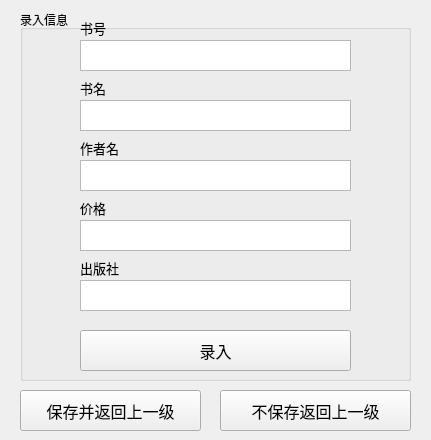
Before: the Qt Designer form Sources/Forms/createbooklist.ui in gaogao-qwq/Book_Manage_System_QT, drawn with Qt 5.
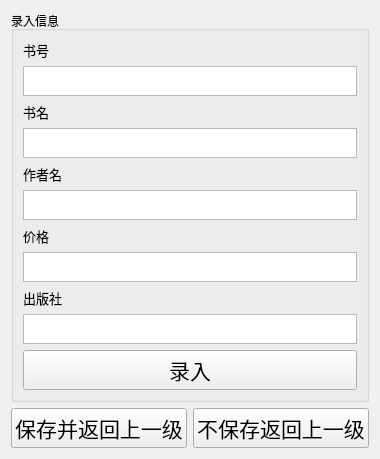
After: the same form once the commit is applied. Icons and pictures are not drawn.

What changed in the file:
```diff
--- a/Sources/Forms/createbooklist.ui
+++ b/Sources/Forms/createbooklist.ui
@@ -6,8 +6,8 @@
    <rect>
     <x>0</x>
     <y>0</y>
-    <width>431</width>
-    <height>440</height>
+    <width>378</width>
+    <height>426</height>
    </rect>
   </property>
   <property name="windowTitle">
@@ -17,15 +17,9 @@
    <iconset>
     <normaloff>D:/pictures/avator.png</normaloff>D:/pictures/avator.png</iconset>
   </property>
+  <layout class="QGridLayout" name="gridLayout">
+   <item row="0" column="0">
   <widget class="QGroupBox" name="groupBox">
-   <property name="geometry">
-    <rect>
-     <x>20</x>
-     <y>10</y>
-     <width>391</width>
-     <height>371</height>
-    </rect>
-   </property>
    <property name="toolTip">
     <string/>
    </property>
@@ -35,15 +29,9 @@
    <property name="title">
     <string>录入信息</string>
    </property>
+     <layout class="QVBoxLayout" name="verticalLayout">
+      <item>
    <widget class="QLabel" name="ISBNLabel">
-    <property name="geometry">
-     <rect>
-      <x>60</x>
-      <y>10</y>
-      <width>53</width>
-      <height>16</height>
-     </rect>
-    </property>
     <property name="font">
      <font>
       <pointsize>10</pointsize>
@@ -53,15 +41,31 @@
      <string>书号</string>
     </property>
    </widget>
+      </item>
+      <item>
+       <widget class="QPlainTextEdit" name="ISBNTextEdit">
+        <property name="sizePolicy">
+         <sizepolicy hsizetype="Expanding" vsizetype="Fixed">
+          <horstretch>0</horstretch>
+          <verstretch>0</verstretch>
+         </sizepolicy>
+        </property>
+        <property name="minimumSize">
+         <size>
+          <width>0</width>
+          <height>30</height>
+         </size>
+        </property>
+        <property name="baseSize">
+         <size>
+          <width>0</width>
+          <height>0</height>
+         </size>
+        </property>
+       </widget>
+      </item>
+      <item>
    <widget class="QLabel" name="bookLabel">
-    <property name="geometry">
-     <rect>
-      <x>60</x>
-      <y>70</y>
-      <width>53</width>
-      <height>16</height>
-     </rect>
-    </property>
     <property name="font">
      <font>
       <pointsize>10</pointsize>
@@ -71,15 +75,31 @@
      <string>书名</string>
     </property>
    </widget>
+      </item>
+      <item>
+       <widget class="QPlainTextEdit" name="bookTextEdit">
+        <property name="sizePolicy">
+         <sizepolicy hsizetype="Expanding" vsizetype="Minimum">
+          <horstretch>0</horstretch>
+          <verstretch>0</verstretch>
+         </sizepolicy>
+        </property>
+        <property name="minimumSize">
+         <size>
+          <width>0</width>
+          <height>30</height>
+         </size>
+        </property>
+        <property name="baseSize">
+         <size>
+          <width>0</width>
+          <height>0</height>
+         </size>
+        </property>
+       </widget>
+      </item>
+      <item>
    <widget class="QLabel" name="authorLabel">
-    <property name="geometry">
-     <rect>
-      <x>60</x>
-      <y>130</y>
-      <width>53</width>
-      <height>16</height>
-     </rect>
-    </property>
     <property name="font">
      <font>
       <pointsize>10</pointsize>
@@ -89,15 +109,31 @@
      <string>作者名</string>
     </property>
    </widget>
+      </item>
+      <item>
+       <widget class="QPlainTextEdit" name="authorTextEdit">
+        <property name="sizePolicy">
+         <sizepolicy hsizetype="Expanding" vsizetype="Minimum">
+          <horstretch>0</horstretch>
+          <verstretch>0</verstretch>
+         </sizepolicy>
+        </property>
+        <property name="minimumSize">
+         <size>
+          <width>0</width>
+          <height>30</height>
+         </size>
+        </property>
+        <property name="baseSize">
+         <size>
+          <width>0</width>
+          <height>0</height>
+         </size>
+        </property>
+       </widget>
+      </item>
+      <item>
    <widget class="QLabel" name="priceLabel">
-    <property name="geometry">
-     <rect>
-      <x>60</x>
-      <y>190</y>
-      <width>53</width>
-      <height>16</height>
-     </rect>
-    </property>
     <property name="font">
      <font>
       <pointsize>10</pointsize>
@@ -107,15 +143,31 @@
      <string>价格</string>
     </property>
    </widget>
+      </item>
+      <item>
+       <widget class="QPlainTextEdit" name="priceTextEdit">
+        <property name="sizePolicy">
+         <sizepolicy hsizetype="Expanding" vsizetype="Minimum">
+          <horstretch>0</horstretch>
+          <verstretch>0</verstretch>
+         </sizepolicy>
+        </property>
+        <property name="minimumSize">
+         <size>
+          <width>0</width>
+          <height>30</height>
+         </size>
+        </property>
+        <property name="baseSize">
+         <size>
+          <width>0</width>
+          <height>0</height>
+         </size>
+        </property>
+       </widget>
+      </item>
+      <item>
    <widget class="QLabel" name="pressLabel">
-    <property name="geometry">
-     <rect>
-      <x>60</x>
-      <y>250</y>
-      <width>53</width>
-      <height>16</height>
-     </rect>
-    </property>
     <property name="font">
      <font>
       <pointsize>10</pointsize>
@@ -125,74 +177,42 @@
      <string>出版社</string>
     </property>
    </widget>
+      </item>
+      <item>
+       <widget class="QPlainTextEdit" name="pressTextEdit">
+        <property name="sizePolicy">
+         <sizepolicy hsizetype="Expanding" vsizetype="Minimum">
+          <horstretch>0</horstretch>
+          <verstretch>0</verstretch>
+         </sizepolicy>
+        </property>
+        <property name="minimumSize">
+         <size>
+          <width>0</width>
+          <height>30</height>
+         </size>
+        </property>
+        <property name="baseSize">
+         <size>
+          <width>0</width>
+          <height>0</height>
+         </size>
+        </property>
+       </widget>
+      </item>
+      <item>
    <widget class="QPushButton" name="inputButton">
-    <property name="geometry">
-     <rect>
-      <x>60</x>
-      <y>320</y>
-      <width>271</width>
-      <height>41</height>
-     </rect>
-    </property>
     <property name="font">
      <font>
-      <pointsize>12</pointsize>
+          <pointsize>16</pointsize>
      </font>
     </property>
     <property name="text">
      <string>录入</string>
     </property>
    </widget>
-   <widget class="QPlainTextEdit" name="ISBNTextEdit">
-    <property name="geometry">
-     <rect>
-      <x>60</x>
-      <y>30</y>
-      <width>271</width>
-      <height>31</height>
-     </rect>
-    </property>
-   </widget>
-   <widget class="QPlainTextEdit" name="bookTextEdit">
-    <property name="geometry">
-     <rect>
-      <x>60</x>
-      <y>90</y>
-      <width>271</width>
-      <height>31</height>
-     </rect>
-    </property>
-   </widget>
-   <widget class="QPlainTextEdit" name="authorTextEdit">
-    <property name="geometry">
-     <rect>
-      <x>60</x>
-      <y>150</y>
-      <width>271</width>
-      <height>31</height>
-     </rect>
-    </property>
-   </widget>
-   <widget class="QPlainTextEdit" name="priceTextEdit">
-    <property name="geometry">
-     <rect>
-      <x>60</x>
-      <y>210</y>
-      <width>271</width>
-      <height>31</height>
-     </rect>
-    </property>
-   </widget>
-   <widget class="QPlainTextEdit" name="pressTextEdit">
-    <property name="geometry">
-     <rect>
-      <x>60</x>
-      <y>270</y>
-      <width>271</width>
-      <height>31</height>
-     </rect>
-    </property>
-   </widget>
+      </item>
+     </layout>
    <zorder>bookLabel</zorder>
    <zorder>authorLabel</zorder>
    <zorder>priceLabel</zorder>
@@ -205,42 +225,36 @@
    <zorder>pressTextEdit</zorder>
    <zorder>ISBNLabel</zorder>
   </widget>
-  <widget class="QPushButton" name="backButton">
-   <property name="geometry">
-    <rect>
-     <x>220</x>
-     <y>390</y>
-     <width>191</width>
-     <height>41</height>
-    </rect>
-   </property>
-   <property name="font">
-    <font>
-     <pointsize>12</pointsize>
-    </font>
-   </property>
-   <property name="text">
-    <string>不保存返回上一级</string>
-   </property>
-  </widget>
+   </item>
+   <item row="1" column="0">
+    <layout class="QHBoxLayout" name="horizontalLayout">
+     <item>
   <widget class="QPushButton" name="backSaveButton">
-   <property name="geometry">
-    <rect>
-     <x>20</x>
-     <y>390</y>
-     <width>181</width>
-     <height>41</height>
-    </rect>
-   </property>
    <property name="font">
     <font>
-     <pointsize>12</pointsize>
+         <pointsize>16</pointsize>
     </font>
    </property>
    <property name="text">
     <string>保存并返回上一级</string>
    </property>
   </widget>
+     </item>
+     <item>
+      <widget class="QPushButton" name="backButton">
+       <property name="font">
+        <font>
+         <pointsize>16</pointsize>
+        </font>
+       </property>
+       <property name="text">
+        <string>不保存返回上一级</string>
+       </property>
+      </widget>
+     </item>
+    </layout>
+   </item>
+  </layout>
  </widget>
  <resources/>
  <connections/>
```
Lines whose indentation alone changed are shown as unchanged.
